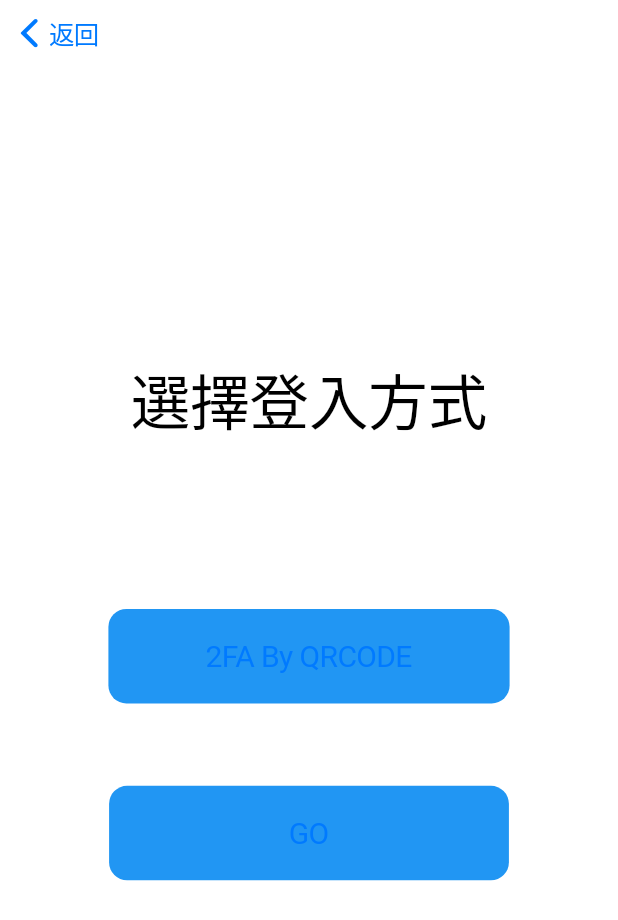
After one commit to ACS106129/pokerpass, a Flutter app: the LoginPage screen opened directly, on a phone screen of 412 x 824 dp. The commit adds this screen. Shown: the top 920 px of the screen. Run offline on Flutter 3.47's test engine with Material 2 defaults, Android fonts, the phone set to English and light mode, and no system bars; missing offline and left inert: window_size.

Commit message:
login and register

```diff
--- /dev/null
+++ b/lib/login_page.dart
@@ -0,0 +1,87 @@
+import 'package:flutter/cupertino.dart';
+import 'package:flutter/material.dart';
+import 'package:pokerpass/setting/Setting.dart' as setting;
+
+class LoginPage extends StatefulWidget {
+  @override
+  _LoginPageState createState() => _LoginPageState();
+}
+
+class _LoginPageState extends State<LoginPage> {
+  @override
+  Widget build(BuildContext context) {
+    return CupertinoPageScaffold(
+      navigationBar: CupertinoNavigationBar(
+        previousPageTitle: '返回',
+      ),
+      child: Center(
+        child: _loginPageContent(context),
+      ),
+    );
+  }
+
+  Widget _loginPageContent(BuildContext context) {
+    return Column(
+      mainAxisAlignment: MainAxisAlignment.center,
+      children: [
+        Container(
+          width: MediaQuery.of(context).size.width * 0.8,
+          child: Column(
+            children: [
+              Text('選擇登入方式', style: TextStyle(fontSize: 40)),
+              SizedBox(
+                height: MediaQuery.of(context).size.height / 15,
+              ),
+              setting.isDesktop
+                  ? CupertinoButton(
+                      onPressed: () {},
+                      child: Text(
+                        'PC',
+                        style: TextStyle(fontSize: 20),
+                      ),
+                      color: Colors.blue,
+                      padding: const EdgeInsets.symmetric(
+                        horizontal: 120,
+                        vertical: 20,
+                      ),
+                    )
+                  : SizedBox.shrink(),
+              SizedBox(
+                height: MediaQuery.of(context).size.height / 15,
+              ),
+              CupertinoButton(
+                onPressed: () {},
+                child: Text(
+                  '2FA By QRCODE',
+                  style: TextStyle(fontSize: 20),
+                ),
+                color: Colors.blue,
+                padding: const EdgeInsets.symmetric(
+                  horizontal: 65,
+                  vertical: 20,
+                ),
+              ),
+              SizedBox(
+                height: MediaQuery.of(context).size.height / 15,
+              ),
+              !setting.isDesktop
+                  ? CupertinoButton(
+                      onPressed: () {},
+                      child: Text(
+                        'GO',
+                        style: TextStyle(fontSize: 20),
+                      ),
+                      color: Colors.blue,
+                      padding: const EdgeInsets.symmetric(
+                        horizontal: 120,
+                        vertical: 20,
+                      ),
+                    )
+                  : SizedBox.shrink(),
+            ],
+          ),
+        ),
+      ],
+    );
+  }
+}
--- a/lib/main.dart
+++ b/lib/main.dart
@@ -2,6 +2,7 @@ import 'dart:ui';
 
 import 'package:flutter/cupertino.dart';
 import 'package:flutter/material.dart';
+import 'package:pokerpass/register_page.dart';
 import 'package:pokerpass/setting/Setting.dart' as setting;
 import 'package:window_size/window_size.dart';
 
@@ -36,6 +37,9 @@ class MyApp extends StatelessWidget {
           darkColor: Colors.grey.shade900,
         ),
       ),
+      routes: {
+        RegisterPage.id: (context) => RegisterPage(),
+      },
       home: HomePage(title: 'PokerPass'),
     );
   }
```
Also changed, not shown: lib/home_page.dart (+19 -11 lines), lib/register_page.dart (+66 -1 lines), 2 other files.
